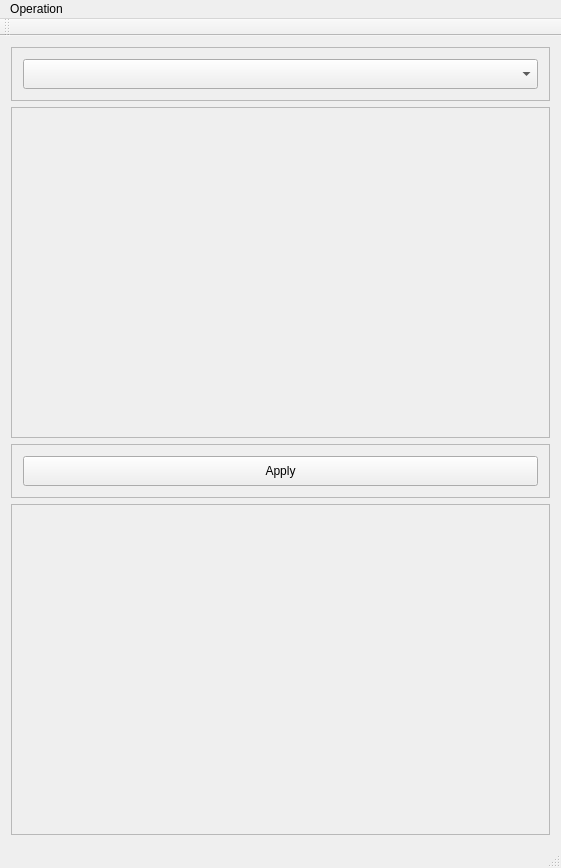
Aeroscisss/QtDesktopApplicationCluster, file src/LibHeaderFileAutoSyncUpdate/CustomQMainWindow.ui: the form before one commit.
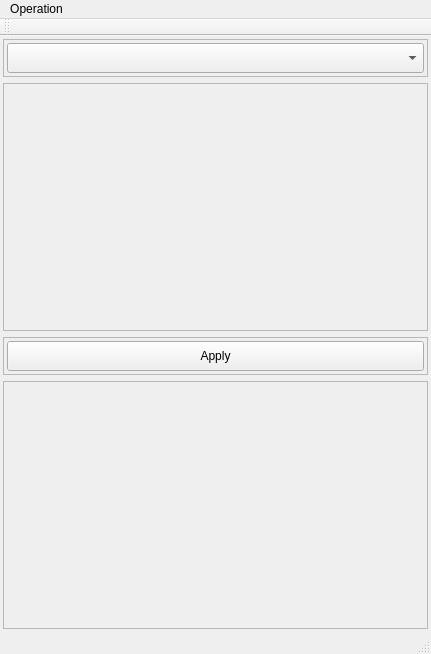
The form after the commit.

The edit to the form file:
```diff
--- a/src/LibHeaderFileAutoSyncUpdate/CustomQMainWindow.ui
+++ b/src/LibHeaderFileAutoSyncUpdate/CustomQMainWindow.ui
@@ -6,17 +6,29 @@
    <rect>
     <x>0</x>
     <y>0</y>
-    <width>561</width>
-    <height>868</height>
+    <width>431</width>
+    <height>654</height>
    </rect>
   </property>
   <property name="windowTitle">
    <string>CustomQMainWindow</string>
   </property>
   <widget class="QWidget" name="centralWidget">
-   <layout class="QGridLayout" name="gridLayout_2">
+   <layout class="QGridLayout" name="gridLayout_central">
+    <property name="leftMargin">
+     <number>3</number>
+    </property>
+    <property name="topMargin">
+     <number>3</number>
+    </property>
+    <property name="rightMargin">
+     <number>3</number>
+    </property>
+    <property name="bottomMargin">
+     <number>3</number>
+    </property>
     <item row="0" column="0">
-     <widget class="QFrame" name="frame">
+     <widget class="QFrame" name="frame_select">
       <property name="sizePolicy">
        <sizepolicy hsizetype="Preferred" vsizetype="Fixed">
         <horstretch>0</horstretch>
@@ -29,9 +41,21 @@
       <property name="frameShadow">
        <enum>QFrame::Raised</enum>
       </property>
-      <layout class="QGridLayout" name="gridLayout">
+      <layout class="QGridLayout" name="gridLayout_select">
+       <property name="leftMargin">
+        <number>3</number>
+       </property>
+       <property name="topMargin">
+        <number>3</number>
+       </property>
+       <property name="rightMargin">
+        <number>3</number>
+       </property>
+       <property name="bottomMargin">
+        <number>3</number>
+       </property>
        <item row="0" column="0">
-        <widget class="QComboBox" name="comboBox">
+        <widget class="QComboBox" name="comboBox_paternSelect">
          <property name="minimumSize">
           <size>
            <width>0</width>
@@ -44,13 +68,27 @@
      </widget>
     </item>
     <item row="1" column="0">
-     <widget class="QFrame" name="frame_path">
+     <widget class="QFrame" name="frame_paths">
       <property name="frameShape">
        <enum>QFrame::StyledPanel</enum>
       </property>
       <property name="frameShadow">
        <enum>QFrame::Raised</enum>
       </property>
+      <layout class="QGridLayout" name="gridLayout_paths">
+       <property name="leftMargin">
+        <number>3</number>
+       </property>
+       <property name="topMargin">
+        <number>3</number>
+       </property>
+       <property name="rightMargin">
+        <number>3</number>
+       </property>
+       <property name="bottomMargin">
+        <number>3</number>
+       </property>
+      </layout>
      </widget>
     </item>
     <item row="2" column="0">
@@ -67,7 +105,19 @@
       <property name="frameShadow">
        <enum>QFrame::Raised</enum>
       </property>
-      <layout class="QGridLayout" name="gridLayout_4">
+      <layout class="QGridLayout" name="gridLayout_btns">
+       <property name="leftMargin">
+        <number>3</number>
+       </property>
+       <property name="topMargin">
+        <number>3</number>
+       </property>
+       <property name="rightMargin">
+        <number>3</number>
+       </property>
+       <property name="bottomMargin">
+        <number>3</number>
+       </property>
        <item row="0" column="0">
         <widget class="QPushButton" name="btn_apply">
          <property name="minimumSize">
@@ -92,7 +142,20 @@
       <property name="frameShadow">
        <enum>QFrame::Raised</enum>
       </property>
-      <layout class="QGridLayout" name="gridLayout_3"/>
+      <layout class="QGridLayout" name="gridLayout_msgBrowser">
+       <property name="leftMargin">
+        <number>0</number>
+       </property>
+       <property name="topMargin">
+        <number>0</number>
+       </property>
+       <property name="rightMargin">
+        <number>0</number>
+       </property>
+       <property name="bottomMargin">
+        <number>0</number>
+       </property>
+      </layout>
      </widget>
     </item>
    </layout>
@@ -102,7 +165,7 @@
     <rect>
      <x>0</x>
      <y>0</y>
-     <width>561</width>
+     <width>431</width>
      <height>23</height>
     </rect>
    </property>
```
Left out of the diff: 6 changed lines with no effect on the pictures.
